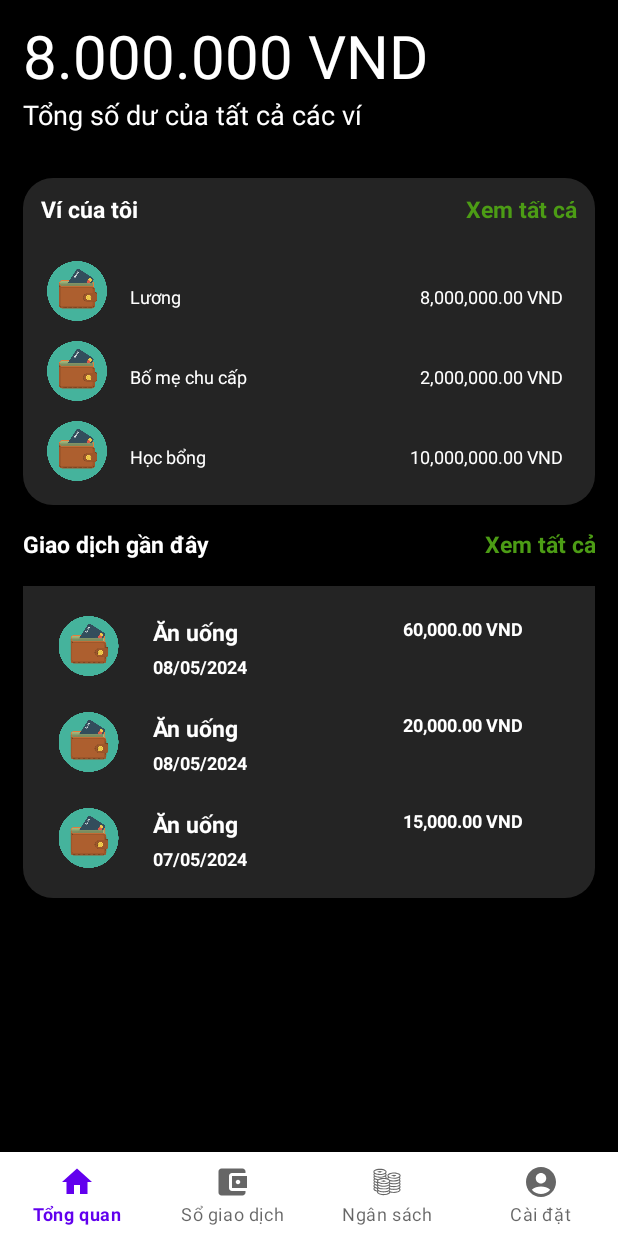
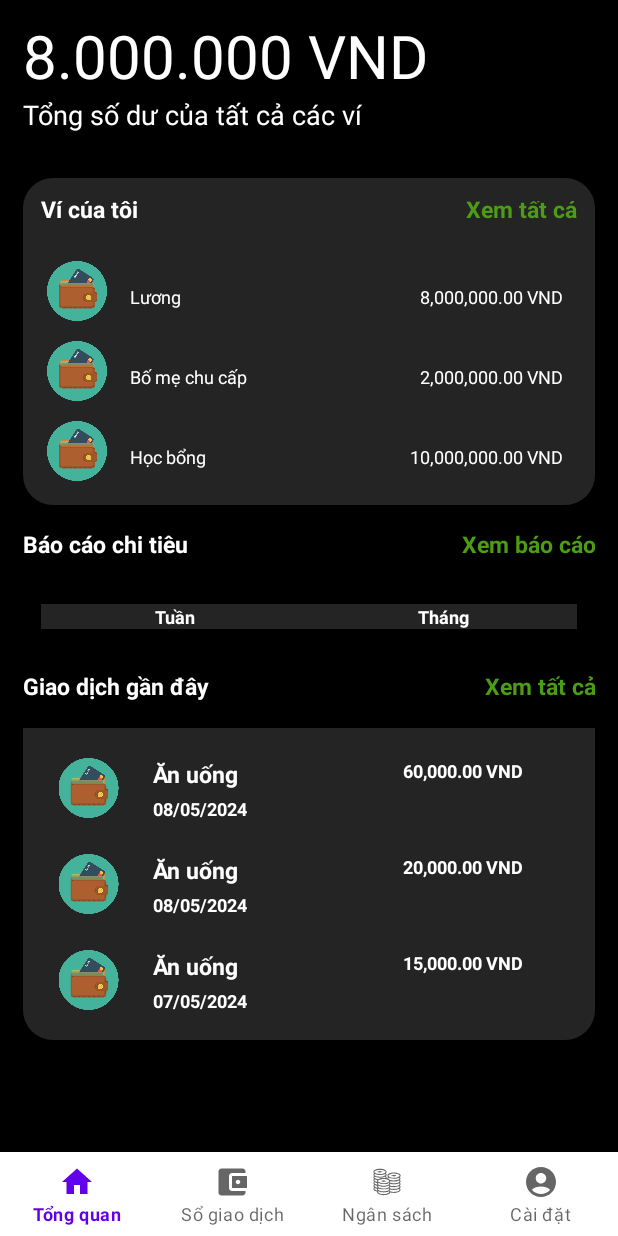
Before and after one commit to gamohamhoc/MoneyLoverApp, an Android app: the screen it shows after launch (MainActivity), on a phone screen of 412 x 824 dp. Run offline under Robolectric (Android 15) with nearby library versions, the phone set to English and light mode, and no system bars; our stand-ins replace navigation-ui.

Commit message:
add report section to dashboard fragment

```diff
--- a/app/src/main/res/layout/fragment_dashboard.xml
+++ b/app/src/main/res/layout/fragment_dashboard.xml
@@ -77,6 +77,87 @@
         app:layout_constraintTop_toBottomOf="@+id/wallet_list_header"/>
     <!--    bao cao chi tieu-->
 
+    <LinearLayout
+        android:id="@+id/expense_report_header"
+        android:layout_width="match_parent"
+        android:layout_height="wrap_content"
+        android:orientation="horizontal"
+        android:layout_marginTop="10dp"
+        android:paddingTop="5dp"
+        android:paddingBottom="5dp"
+        app:layout_constraintTop_toBottomOf="@+id/wallet_list">
+
+        <TextView
+            android:layout_width="0dp"
+            android:layout_weight="3"
+            android:layout_height="wrap_content"
+            android:text="Báo cáo chi tiêu"
+            android:textSize="15sp"
+            android:textStyle="bold"
+            android:textColor="@color/white"/>
+
+        <TextView
+            android:layout_width="0dp"
+            android:layout_weight="1"
+            android:layout_height="wrap_content"
+            android:text="Xem báo cáo"
+            android:textSize="15sp"
+            android:textStyle="bold"
+            android:gravity="end"
+            android:textColor="@color/text_link"/>
+
+    </LinearLayout>
+
+    <RelativeLayout
+        android:id="@+id/expense_report_container"
+        android:layout_width="match_parent"
+        android:layout_height="wrap_content"
+        android:layout_marginTop="12dp"
+        android:padding="12dp"
+        android:paddingLeft="8dp"
+        android:paddingRight="8dp"
+        app:layout_constraintTop_toBottomOf="@+id/expense_report_header">
+
+<!--        chon tgian tuan/thang-->
+        <LinearLayout
+            android:layout_width="match_parent"
+            android:layout_height="wrap_content"
+            android:background="@color/black_frame"
+            android:orientation="horizontal">
+
+            <TextView
+                android:layout_width="0dp"
+                android:layout_height="match_parent"
+                android:text="Tuần"
+                android:textStyle="bold"
+                android:textColor="@color/white"
+                android:textSize="12dp"
+                android:gravity="center"
+                android:layout_weight="1"/>
+
+            <TextView
+                android:layout_width="0dp"
+                android:layout_height="match_parent"
+                android:text="Tháng"
+                android:textStyle="bold"
+                android:textColor="@color/white"
+                android:textSize="12dp"
+                android:gravity="center"
+                android:layout_weight="1"/>
+
+        </LinearLayout>
+
+
+<!--        text view tong chi tuan/thang nay-->
+
+<!--        text view phan tram so sanh tuan/thang nay voi tuan/thang truoc-->
+
+<!--        bieu do-->
+
+<!--        RV list 3 category dc chi tieu nhieu nhat-->
+
+    </RelativeLayout>
+
     <!--    giao dich gan day-->
     <LinearLayout
         android:id="@+id/recent_transaction_header"
@@ -86,7 +167,7 @@
         android:layout_marginTop="10dp"
         android:paddingTop="5dp"
         android:paddingBottom="5dp"
-        app:layout_constraintTop_toBottomOf="@+id/wallet_list">
+        app:layout_constraintTop_toBottomOf="@+id/expense_report_container">
 
         <TextView
             android:layout_width="0dp"
```
